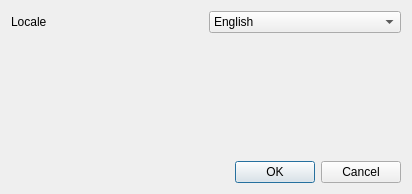
This is src/properties_dialog.ui in denprog/yutovo-desktop as Qt 5 draws it before an edit. The edited form follows.
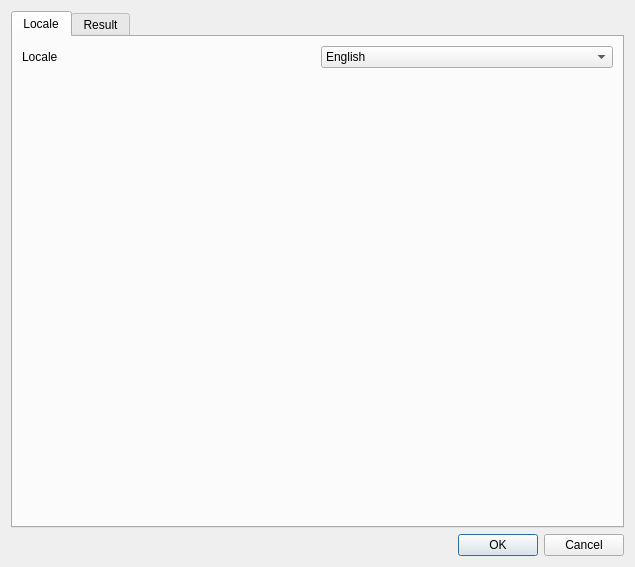
This is the edited form.

Commit message: Set result params for document in the config dialog.

```diff
--- a/src/properties_dialog.ui
+++ b/src/properties_dialog.ui
@@ -9,8 +9,8 @@
    <rect>
     <x>0</x>
     <y>0</y>
-    <width>412</width>
-    <height>194</height>
+    <width>635</width>
+    <height>567</height>
    </rect>
   </property>
   <property name="sizePolicy">
@@ -27,6 +27,16 @@
   </property>
   <layout class="QVBoxLayout" name="verticalLayout_2">
    <item>
+    <widget class="QTabWidget" name="tabWidget">
+     <property name="currentIndex">
+      <number>0</number>
+     </property>
+     <widget class="QWidget" name="tab">
+      <attribute name="title">
+       <string>Locale</string>
+      </attribute>
+      <layout class="QVBoxLayout" name="verticalLayout">
+       <item>
     <layout class="QGridLayout" name="gridLayout">
      <item row="0" column="0">
       <widget class="QLabel" name="label">
@@ -52,7 +62,7 @@
     </layout>
    </item>
    <item>
-    <spacer name="verticalSpacer">
+        <spacer name="verticalSpacer_2">
      <property name="orientation">
       <enum>Qt::Vertical</enum>
      </property>
@@ -63,6 +73,20 @@
       </size>
      </property>
     </spacer>
+       </item>
+      </layout>
+     </widget>
+     <widget class="QWidget" name="tab_2">
+      <attribute name="title">
+       <string>Result</string>
+      </attribute>
+      <layout class="QVBoxLayout" name="verticalLayout_6">
+       <item>
+        <layout class="QVBoxLayout" name="results_layout"/>
+       </item>
+      </layout>
+     </widget>
+    </widget>
    </item>
    <item>
     <widget class="QDialogButtonBox" name="buttonBox">
```
Lines whose indentation alone changed are shown as unchanged. The commit also changes 4 other files.
